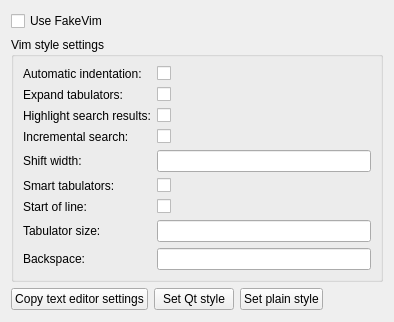
qt-creator/qt-creator, file src/plugins/fakevim/fakevimoptions.ui: the form before one commit.
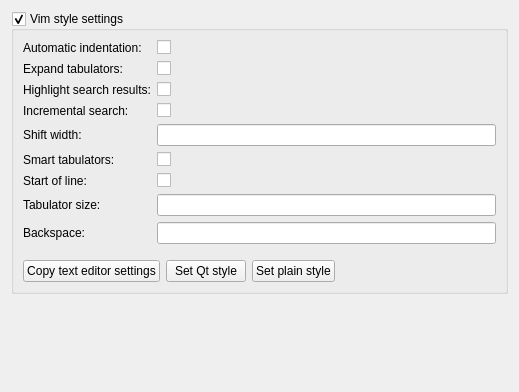
The form after the commit.

What changed in the file:
```diff
--- a/src/plugins/fakevim/fakevimoptions.ui
+++ b/src/plugins/fakevim/fakevimoptions.ui
@@ -6,25 +6,40 @@
    <rect>
     <x>0</x>
     <y>0</y>
-    <width>394</width>
-    <height>322</height>
+    <width>519</width>
+    <height>392</height>
    </rect>
   </property>
-  <layout class="QVBoxLayout" name="verticalLayout">
-   <item>
-    <widget class="QCheckBox" name="checkBoxUseFakeVim">
-     <property name="text">
-      <string>Use FakeVim</string>
-     </property>
-    </widget>
-   </item>
+  <layout class="QVBoxLayout" name="verticalLayout_2">
    <item>
     <widget class="QGroupBox" name="groupBox">
      <property name="title">
       <string>Vim style settings</string>
      </property>
-     <layout class="QGridLayout" name="gridLayout">
-      <item row="2" column="0">
+     <property name="checkable">
+      <bool>true</bool>
+     </property>
+     <layout class="QVBoxLayout" name="verticalLayout">
+      <item>
+       <layout class="QFormLayout" name="formLayout">
+        <item row="0" column="0">
+         <widget class="QLabel" name="labelAutoIndent">
+          <property name="toolTip">
+           <string>VIM's &quot;autoindent&quot; option</string>
+          </property>
+          <property name="text">
+           <string>Automatic indentation:</string>
+          </property>
+         </widget>
+        </item>
+        <item row="0" column="1">
+         <widget class="QCheckBox" name="checkBoxAutoIndent">
+          <property name="text">
+           <string/>
+          </property>
+         </widget>
+        </item>
+        <item row="1" column="0">
        <widget class="QLabel" name="labelExpandTab">
         <property name="toolTip">
          <string>vim's &quot;expandtab&quot; option</string>
@@ -34,67 +49,81 @@
         </property>
        </widget>
       </item>
-      <item row="2" column="1">
+        <item row="1" column="1">
        <widget class="QCheckBox" name="checkBoxExpandTab">
         <property name="text">
          <string/>
         </property>
        </widget>
       </item>
-      <item row="3" column="0">
+        <item row="2" column="0">
        <widget class="QLabel" name="labelHlSearch">
         <property name="text">
          <string>Highlight search results:</string>
         </property>
        </widget>
       </item>
-      <item row="3" column="1">
+        <item row="2" column="1">
        <widget class="QCheckBox" name="checkBoxHlSearch">
         <property name="text">
          <string/>
         </property>
        </widget>
       </item>
-      <item row="5" column="0">
+        <item row="3" column="0">
+         <widget class="QLabel" name="labelIncSearch">
+          <property name="text">
+           <string>Incremental search:</string>
+          </property>
+         </widget>
+        </item>
+        <item row="3" column="1">
+         <widget class="QCheckBox" name="checkBoxIncSearch">
+          <property name="text">
+           <string/>
+          </property>
+         </widget>
+        </item>
+        <item row="4" column="0">
        <widget class="QLabel" name="labelShiftWidth">
         <property name="text">
          <string>Shift width:</string>
         </property>
        </widget>
       </item>
-      <item row="5" column="1">
+        <item row="4" column="1">
        <widget class="QLineEdit" name="lineEditShiftWidth"/>
       </item>
-      <item row="6" column="0">
+        <item row="5" column="0">
        <widget class="QLabel" name="labelSmartTab">
         <property name="text">
          <string>Smart tabulators:</string>
         </property>
        </widget>
       </item>
-      <item row="6" column="1">
+        <item row="5" column="1">
        <widget class="QCheckBox" name="checkBoxSmartTab">
         <property name="text">
          <string/>
         </property>
        </widget>
       </item>
-      <item row="7" column="0">
+        <item row="6" column="0">
        <widget class="QLabel" name="labelStartOfLine">
         <property name="text">
          <string>Start of line:</string>
         </property>
        </widget>
       </item>
-      <item row="7" column="1">
+        <item row="6" column="1">
        <widget class="QCheckBox" name="checkBoxStartOfLine">
         <property name="text">
          <string/>
         </property>
        </widget>
       </item>
-      <item row="8" column="0">
-       <widget class="QLabel" name="label_2">
+        <item row="7" column="0">
+         <widget class="QLabel" name="tabulatorLabel">
         <property name="toolTip">
          <string>vim's &quot;tabstop&quot; option</string>
         </property>
@@ -103,52 +132,36 @@
         </property>
        </widget>
       </item>
-      <item row="8" column="1">
+        <item row="7" column="1">
        <widget class="QLineEdit" name="lineEditTabStop"/>
       </item>
-      <item row="9" column="0">
+        <item row="8" column="0">
        <widget class="QLabel" name="labelBackspace">
         <property name="text">
          <string>Backspace:</string>
         </property>
        </widget>
       </item>
-      <item row="9" column="1">
+        <item row="8" column="1">
        <widget class="QLineEdit" name="lineEditBackspace"/>
       </item>
-      <item row="0" column="1">
-       <widget class="QCheckBox" name="checkBoxAutoIndent">
-        <property name="text">
-         <string/>
-        </property>
-       </widget>
-      </item>
-      <item row="0" column="0">
-       <widget class="QLabel" name="labelAutoIndent">
-        <property name="toolTip">
-         <string>VIM's &quot;autoindent&quot; option</string>
-        </property>
-        <property name="text">
-         <string>Automatic indentation:</string>
-        </property>
-       </widget>
-      </item>
-      <item row="4" column="0">
-       <widget class="QLabel" name="labelIncSearch">
-        <property name="text">
-         <string>Incremental search:</string>
-        </property>
-       </widget>
-      </item>
-      <item row="4" column="1">
-       <widget class="QCheckBox" name="checkBoxIncSearch">
-        <property name="text">
-         <string/>
-        </property>
-       </widget>
-      </item>
-     </layout>
-    </widget>
+       </layout>
+      </item>
+      <item>
+       <spacer name="verticalSpacer">
+        <property name="orientation">
+         <enum>Qt::Vertical</enum>
+        </property>
+        <property name="sizeType">
+         <enum>QSizePolicy::Fixed</enum>
+        </property>
+        <property name="sizeHint" stdset="0">
+         <size>
+          <width>17</width>
+          <height>10</height>
+         </size>
+        </property>
+       </spacer>
    </item>
    <item>
     <layout class="QHBoxLayout" name="horizontalLayout">
@@ -188,15 +201,18 @@
      </item>
     </layout>
    </item>
+     </layout>
+    </widget>
+   </item>
    <item>
-    <spacer name="verticalSpacer">
+    <spacer name="verticalSpacer_2">
      <property name="orientation">
       <enum>Qt::Vertical</enum>
      </property>
      <property name="sizeHint" stdset="0">
       <size>
        <width>20</width>
-       <height>1</height>
+       <height>40</height>
       </size>
      </property>
     </spacer>
```
Lines whose indentation alone changed are shown as unchanged.
